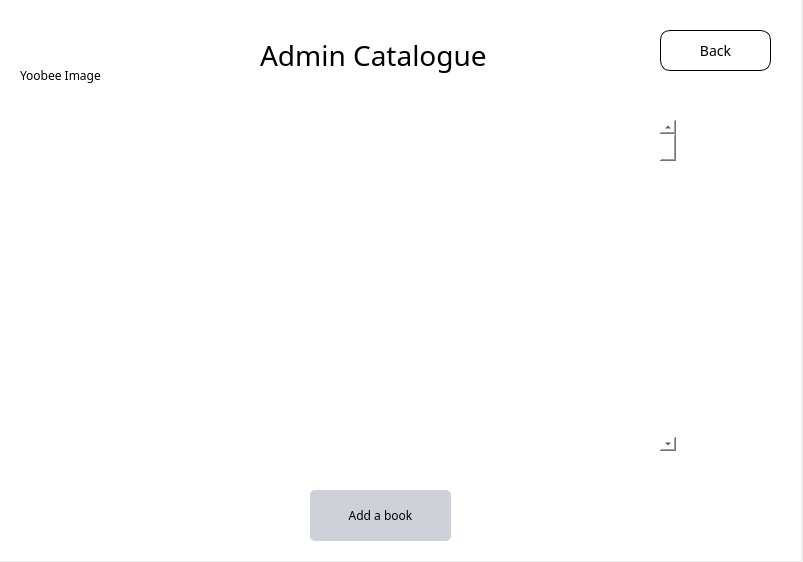
Before: the Qt Designer form NewWindowChur/admincatalogue.ui in jandrealyn/LibraryQtSystem, drawn with Qt 5.
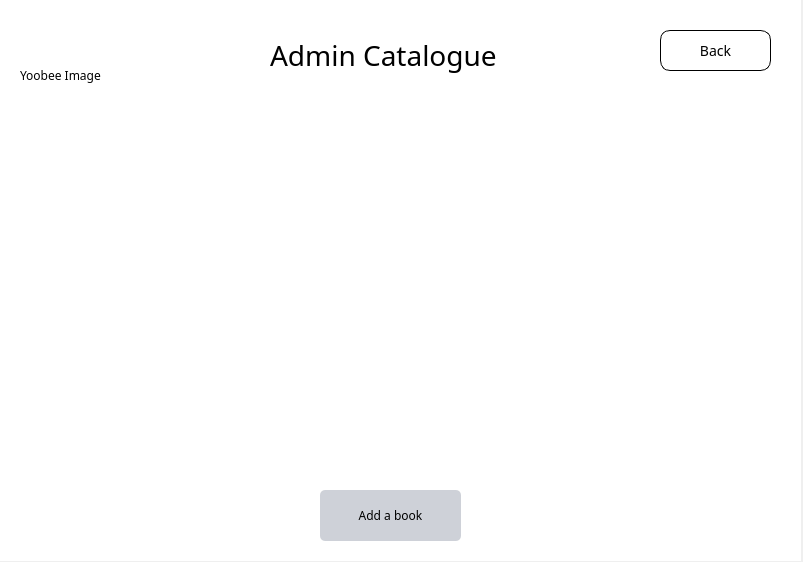
After: the same form once the commit is applied.

```diff
--- a/NewWindowChur/admincatalogue.ui
+++ b/NewWindowChur/admincatalogue.ui
@@ -54,7 +54,7 @@
    <widget class="QLabel" name="label">
     <property name="geometry">
      <rect>
-      <x>260</x>
+      <x>270</x>
       <y>20</y>
       <width>251</width>
       <height>71</height>
@@ -117,7 +117,7 @@
      <rect>
       <x>70</x>
       <y>110</y>
-      <width>611</width>
+      <width>651</width>
       <height>371</height>
      </rect>
     </property>
@@ -125,23 +125,10 @@
      <enum>QAbstractScrollArea::AdjustIgnored</enum>
     </property>
    </widget>
-   <widget class="QScrollBar" name="verticalScrollBar">
-    <property name="geometry">
-     <rect>
-      <x>660</x>
-      <y>120</y>
-      <width>16</width>
-      <height>331</height>
-     </rect>
-    </property>
-    <property name="orientation">
-     <enum>Qt::Vertical</enum>
-    </property>
-   </widget>
    <widget class="QPushButton" name="addbook">
     <property name="geometry">
      <rect>
-      <x>310</x>
+      <x>320</x>
       <y>490</y>
       <width>141</width>
       <height>51</height>
```
